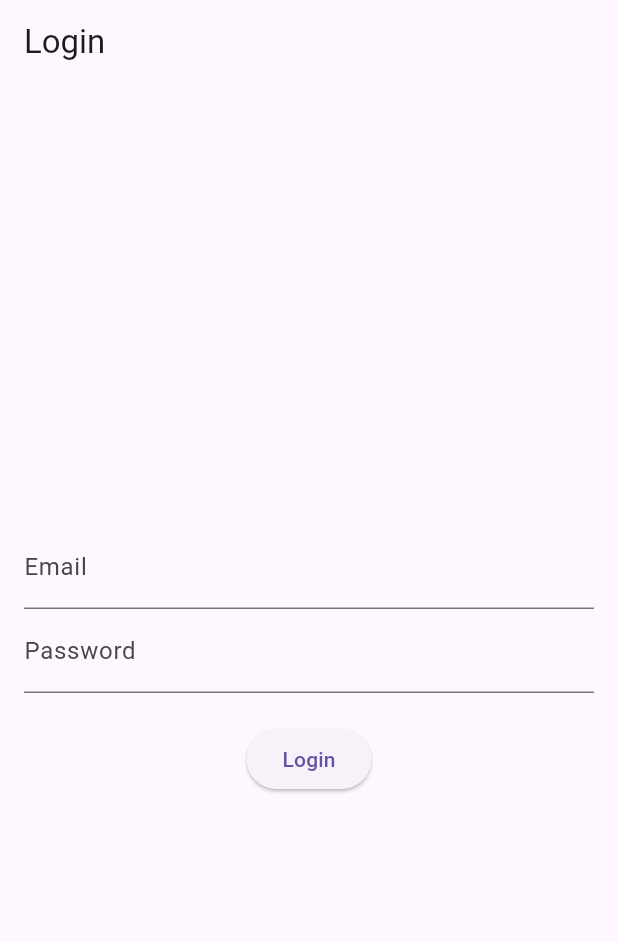
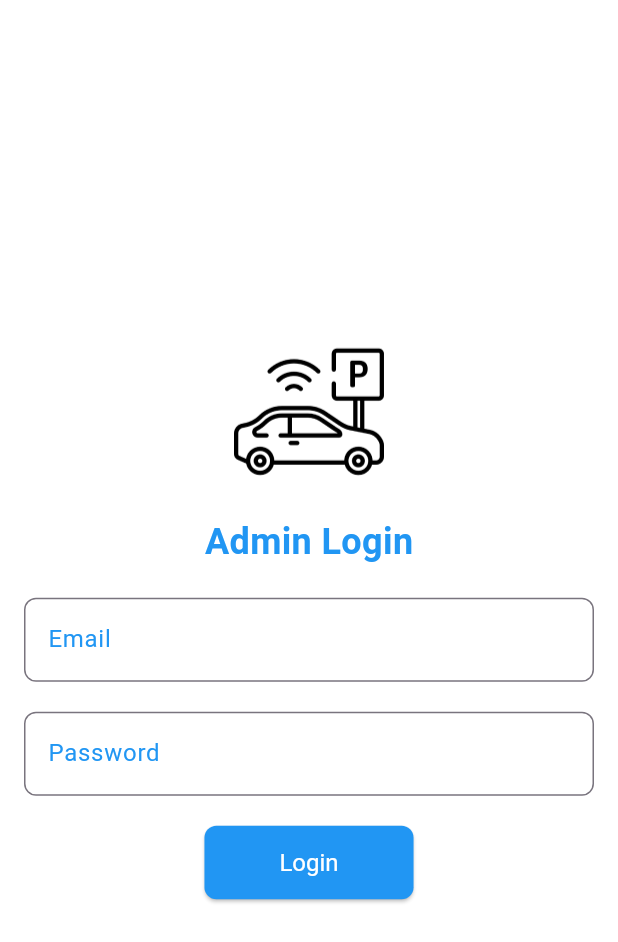
Before and after one commit to 4byc/webadmin_sp, a Flutter app: the screen it shows after launch, on a phone screen of 412 x 824 dp. Shown: the top 942 px of the screen. Run offline on Flutter 3.47's test engine with Material 3 defaults, Android fonts, the phone set to English and light mode, and no system bars; our stand-ins replace cloud_firestore, firebase_auth, firebase_core, logger; accounts and stored records are empty.

Commit message:
ui/ux updates!

```diff
--- a/lib/main.dart
+++ b/lib/main.dart
@@ -4,7 +4,7 @@ import 'package:provider/provider.dart';
 import 'package:webadmin_sp/pages/dashboard_page.dart';
 import 'package:webadmin_sp/pages/login_page.dart';
 import 'package:webadmin_sp/pages/history_page.dart';
-import 'package:webadmin_sp/pages/parking_lot_page.dart'; // Import the new page
+import 'package:webadmin_sp/pages/parking_lot_page.dart';
 import 'package:webadmin_sp/providers/auth_provider.dart'
     as local_auth_provider;
 import 'firebase_options.dart';
@@ -31,14 +31,19 @@ class MyApp extends StatelessWidget {
         title: 'Smart Parking Admin',
         theme: ThemeData(
           primarySwatch: Colors.blue,
+          scaffoldBackgroundColor: Colors.white,
+          textTheme: TextTheme(
+            bodyLarge: TextStyle(color: Colors.black),
+            bodyMedium: TextStyle(color: Colors.black),
+          ),
         ),
         initialRoute: '/',
-        debugShowCheckedModeBanner: false, // Remove debug banner
+        debugShowCheckedModeBanner: false,
         routes: {
           '/': (context) => LoginPage(),
           '/dashboard': (context) => DashboardPage(),
           '/history': (context) => HistoryPage(),
-          '/parking-lot': (context) => ParkingLotPage(), // Add the new route
+          '/parking-lot': (context) => ParkingLotPage(),
         },
       ),
     );
--- a/lib/pages/login_page.dart
+++ b/lib/pages/login_page.dart
@@ -17,22 +17,61 @@ class _LoginPageState extends State<LoginPage> {
     final authProvider = Provider.of<local_auth_provider.AuthProvider>(context);
 
     return Scaffold(
-      appBar: AppBar(
-        title: Text('Login'),
-        automaticallyImplyLeading: false, // Remove back button
-      ),
-      body: Padding(
+      body: Center(
+        child: SingleChildScrollView(
+          child: Padding(
             padding: EdgeInsets.all(16.0),
             child: Column(
               mainAxisAlignment: MainAxisAlignment.center,
               children: <Widget>[
+                Image.asset(
+                  'images/icon.png',
+                  height: 100,
+                ),
+                SizedBox(height: 20),
+                Text(
+                  'Admin Login',
+                  style: TextStyle(
+                    fontSize: 24,
+                    fontWeight: FontWeight.bold,
+                    color: Colors.blue, // Set text color to blue
+                  ),
+                ),
+                SizedBox(height: 20),
                 TextField(
                   controller: _emailController,
-              decoration: InputDecoration(labelText: 'Email'),
+                  decoration: InputDecoration(
+                    labelText: 'Email',
+                    labelStyle: TextStyle(
+                        color: Colors.blue), // Set label text color to blue
+                    border: OutlineInputBorder(
+                      borderRadius: BorderRadius.circular(8.0),
                     ),
+                    focusedBorder: OutlineInputBorder(
+                      borderSide: BorderSide(
+                          color:
+                              Colors.cyan), // Set focused border color to cyan
+                      borderRadius: BorderRadius.circular(8.0),
+                    ),
+                  ),
+                ),
+                SizedBox(height: 20),
                 TextField(
                   controller: _passwordController,
-              decoration: InputDecoration(labelText: 'Password'),
+                  decoration: InputDecoration(
+                    labelText: 'Password',
+                    labelStyle: TextStyle(
+                        color: Colors.blue), // Set label text color to blue
+                    border: OutlineInputBorder(
+                      borderRadius: BorderRadius.circular(8.0),
+                    ),
+                    focusedBorder: OutlineInputBorder(
+                      borderSide: BorderSide(
+                          color:
+                              Colors.cyan), // Set focused border color to cyan
+                      borderRadius: BorderRadius.circular(8.0),
+                    ),
+                  ),
                   obscureText: true,
                 ),
                 SizedBox(height: 20),
@@ -50,9 +89,24 @@ class _LoginPageState extends State<LoginPage> {
                       );
                     }
                   },
-              child: Text('Login'),
+                  child: Text(
+                    'Login',
+                    style: TextStyle(
+                        color: Colors.white), // Set text color to white
+                  ),
+                  style: ElevatedButton.styleFrom(
+                    backgroundColor:
+                        Colors.blue, // Set button background color to blue
+                    padding: EdgeInsets.symmetric(horizontal: 50, vertical: 15),
+                    textStyle: TextStyle(fontSize: 16),
+                    shape: RoundedRectangleBorder(
+                      borderRadius: BorderRadius.circular(8.0),
+                    ),
+                  ),
                 ),
               ],
+            ),
+          ),
         ),
       ),
     );
```
Also changed, not shown: lib/pages/dashboard_page.dart (+30 -14 lines), lib/pages/history_page.dart (+10 -6 lines), lib/pages/parking_lot_page.dart (+21 -21 lines), lib/widgets/common_drawer.dart (+11 -8 lines), lib/widgets/gradient_app_bar.dart (added, +29 -0 lines). Lines whose indentation alone changed are shown as unchanged.
